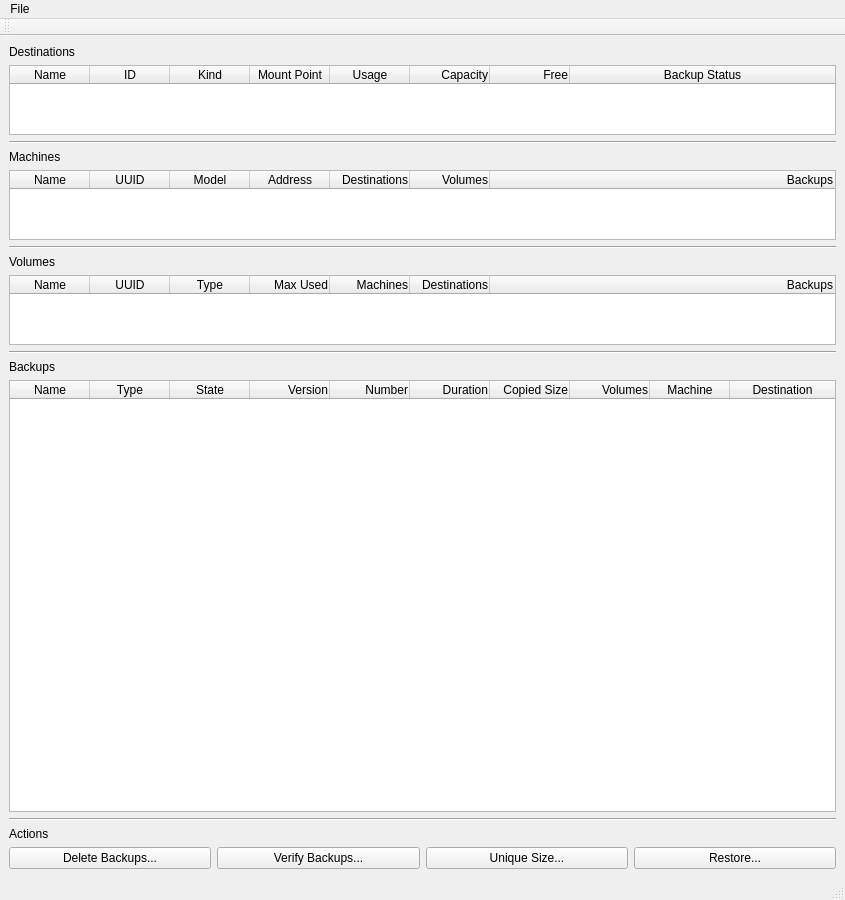
Old version of the form mainwindow.ui in the repository louis-langholtz/time-machine-helper.
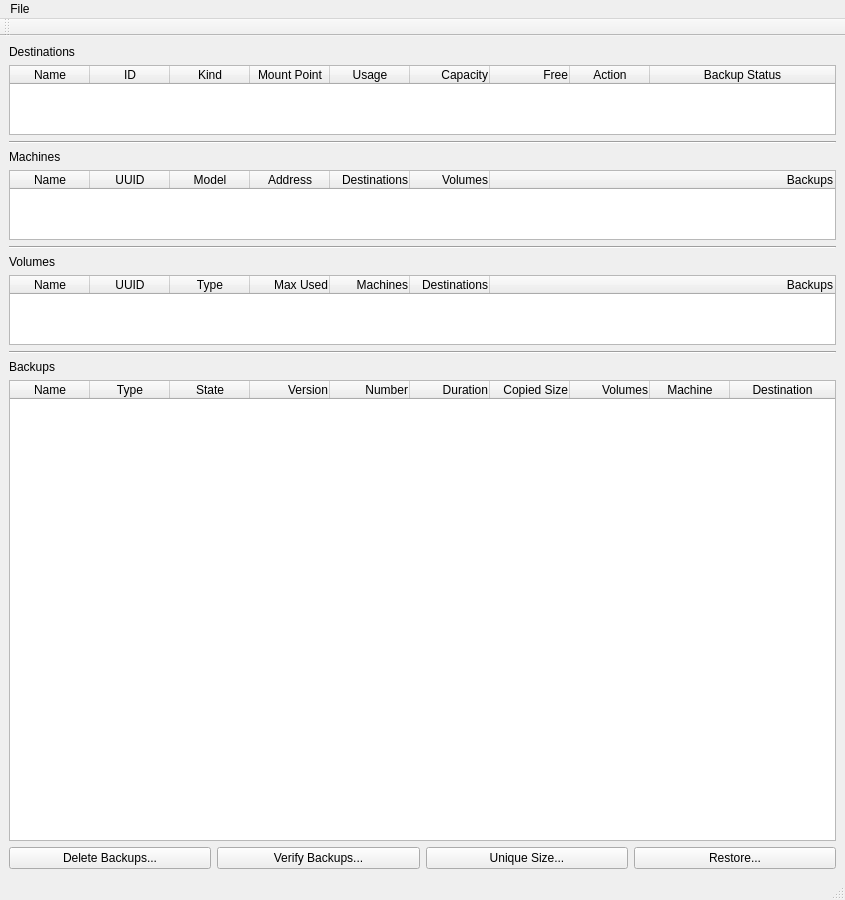
New version of the form.

```diff
--- a/mainwindow.ui
+++ b/mainwindow.ui
@@ -47,6 +47,9 @@
         <property name="sizeAdjustPolicy">
          <enum>QAbstractScrollArea::AdjustToContents</enum>
         </property>
+        <property name="textElideMode">
+         <enum>Qt::ElideLeft</enum>
+        </property>
         <property name="sortingEnabled">
          <bool>true</bool>
         </property>
@@ -115,6 +118,11 @@
           <set>AlignTrailing|AlignVCenter</set>
          </property>
         </column>
+        <column>
+         <property name="text">
+          <string>Action</string>
+         </property>
+        </column>
         <column>
          <property name="text">
           <string>Backup Status</string>
@@ -346,6 +354,9 @@
         <property name="horizontalScrollBarPolicy">
          <enum>Qt::ScrollBarAlwaysOff</enum>
         </property>
+        <property name="textElideMode">
+         <enum>Qt::ElideLeft</enum>
+        </property>
         <property name="wordWrap">
          <bool>false</bool>
         </property>
@@ -452,23 +463,6 @@
         </column>
        </widget>
       </item>
-      <item>
-       <widget class="Line" name="line4">
-        <property name="orientation">
-         <enum>Qt::Horizontal</enum>
-        </property>
-       </widget>
-      </item>
-      <item>
-       <widget class="QLabel" name="actionsLabel">
-        <property name="toolTip">
-         <string>Actions available on selected. Note that these actions are only available when one or more appropriate items are selected.</string>
-        </property>
-        <property name="text">
-         <string>Actions</string>
-        </property>
-       </widget>
-      </item>
       <item>
        <layout class="QHBoxLayout" name="actionsLayout">
         <item>
```
Left out of the diff: 6 changed lines with no effect on the pictures.
